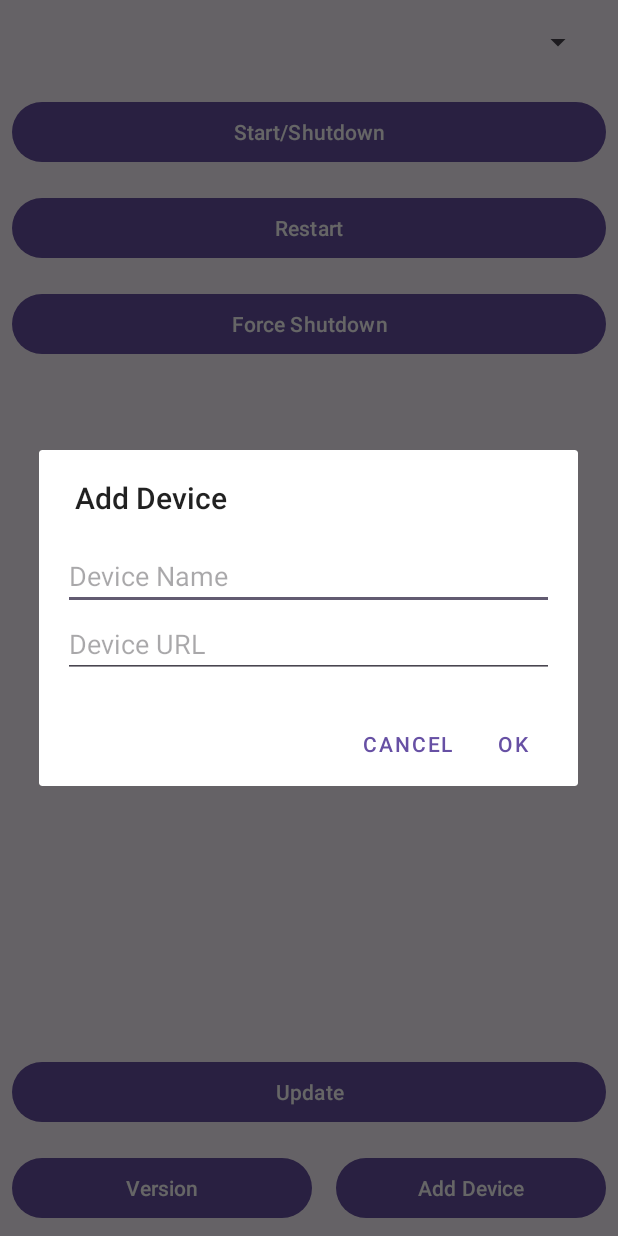
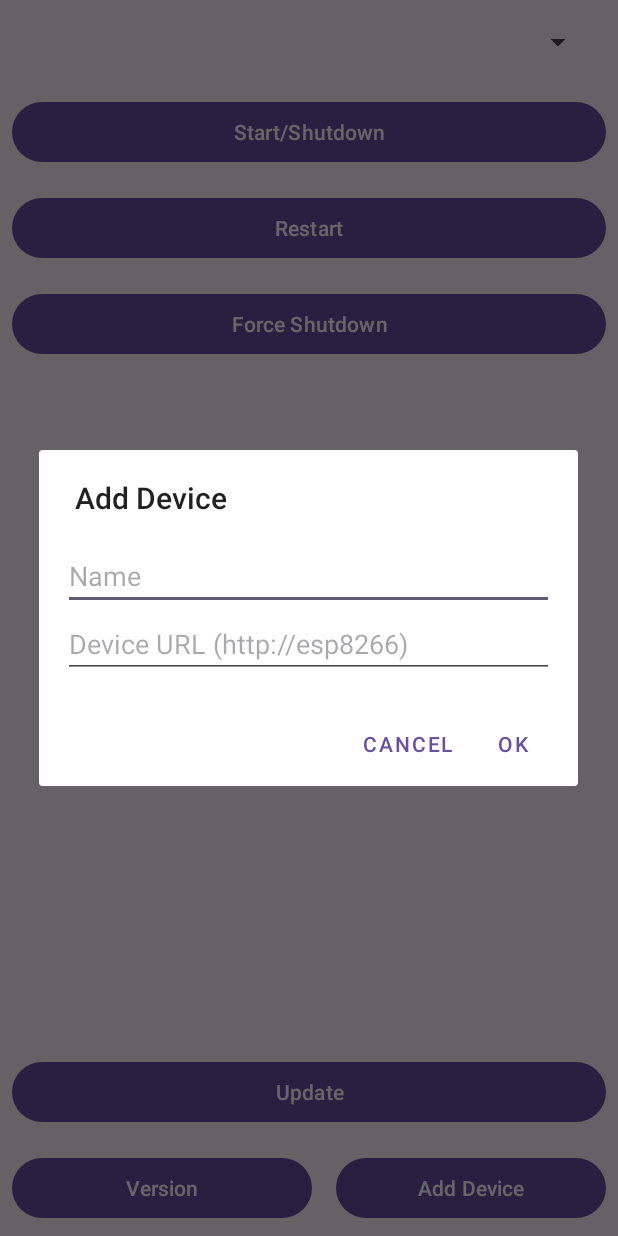
Before and after one commit to metl-play/ESP-remote-app, an Android app: the screen it shows after launch (MainActivity), after a tap on "Add Device", on a phone screen of 412 x 824 dp. Run offline under Robolectric (Android 15) with nearby library versions, the phone set to English and light mode, and no system bars.

Commit message:
Added Strings to german Translation Additional logic to determine Devices Version Added response codes to function sendHttpRequest for future use

```diff
--- a/app/src/main/res/layout/dialog_add_device.xml
+++ b/app/src/main/res/layout/dialog_add_device.xml
@@ -9,13 +9,15 @@
         android:id="@+id/device_name"
         android:layout_width="match_parent"
         android:layout_height="wrap_content"
-        android:hint="Device Name"
+        android:importantForAutofill="no"
+        android:hint="@string/device_name"
         android:inputType="text" />
 
     <EditText
         android:id="@+id/device_url"
         android:layout_width="match_parent"
         android:layout_height="wrap_content"
-        android:hint="Device URL"
+        android:hint="@string/device_url"
+        android:importantForAutofill="no"
         android:inputType="textUri" />
 </LinearLayout>
--- a/app/src/main/res/values/strings.xml
+++ b/app/src/main/res/values/strings.xml
@@ -6,4 +6,8 @@
     <string name="btn_force_shutdown">Force Shutdown</string>
     <string name="btn_start_shutdown">Start/Shutdown</string>
     <string name="btn_add_device">Add Device</string>
+    <string name="add_device">Add Device</string>
+    <string name="device_url">Device URL (http://esp8266)</string>
+    <string name="device_name">Name</string>
+    <string name="no_version">no version</string>
 </resources>
```
Also changed, not shown: app/src/main/java/xyz/metl_group/esp_remote_app/MainActivity.java (+16 -4 lines), 1 other file.
